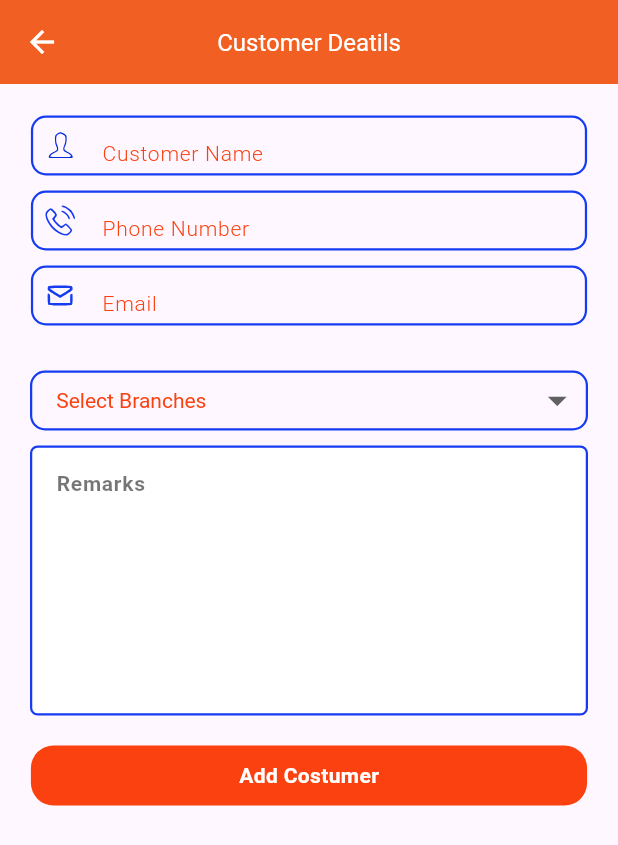
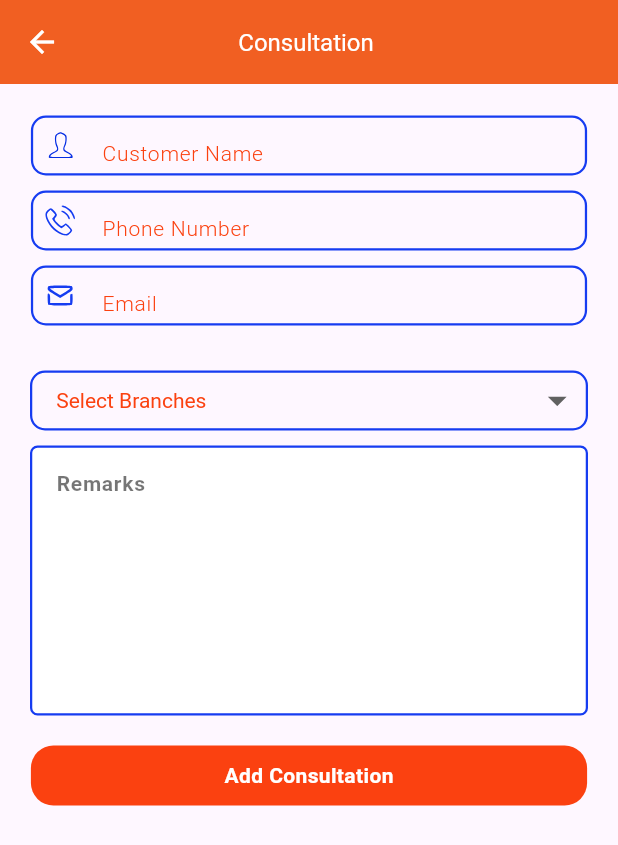
Before and after one commit to CalibrageInfoSystems/HairfixingzoneLatest, a Flutter app: the ConsulationCreationScreen screen opened directly with empty values, on a phone screen of 412 x 824 dp. Shown: the top 845 px of the screen. Run offline on Flutter 3.47's test engine with Material 3 defaults, Android fonts, the light colour scheme and no system bars; our stand-ins replace carousel_slider, connectivity, firebase_core, firebase_messaging, flutter_local_notifications, flutter_rating_bar and 4 more; missing offline and left inert: flutter_expanded_tile; accounts and stored records are empty; network calls fail; Roboto replaces fonts that are missing (Calibri); project files that could hold a hidden picture were left out.

Commit message:
UI changes

```diff
--- a/lib/MyProducts.dart
+++ b/lib/MyProducts.dart
@@ -463,6 +463,8 @@ class _FilterBottomSheetState extends State<FilterBottomSheet> {
                 mainAxisAlignment: MainAxisAlignment.start,
                 crossAxisAlignment: CrossAxisAlignment.start,
                 children: [
+
+
                   Padding(
                     padding: EdgeInsets.only(top: 10.0),
                     child: Row(
--- a/lib/consultation_creation_screen.dart
+++ b/lib/consultation_creation_screen.dart
@@ -468,7 +468,9 @@ class _ConsulationCreationScreenState extends State<ConsulationCreationScreen> {
                 child: SizedBox(
                   child: Center(
                     child: GestureDetector(
-                      onTap: () => {validatedata()},
+                      onTap: () => {
+                        validatedata()
+                      },
                       child: Container(
                         width: screenWidth * 0.9,
                         height: 40.0,
@@ -481,7 +483,7 @@ class _ConsulationCreationScreenState extends State<ConsulationCreationScreen> {
                         ),
                         child: const Center(
                           child: Text(
-                            'Add Costumer',
+                            'Add Consultation',
                             style: TextStyle(
                               fontFamily: 'Calibri',
                               fontSize: 14,
@@ -507,7 +509,7 @@ class _ConsulationCreationScreenState extends State<ConsulationCreationScreen> {
       elevation: 0,
       backgroundColor: const Color(0xFFf15f22),
       title: const Text(
-        'Customer Deatils',
+        'Consultation ',
         style: TextStyle(color: Colors.white, fontSize: 16.0),
       ),
       centerTitle: true,
@@ -545,11 +547,11 @@ class _ConsulationCreationScreenState extends State<ConsulationCreationScreen> {
       }
     }
 
-    if (isValid && email.text.isEmpty) {
-      CommonUtils.showCustomToastMessageLong('Please Enter Customer Email', context, 1, 4);
-      isValid = false;
-      hasValidationFailed = true;
-    }
+    // if (isValid && email.text.isEmpty) {
+    //   CommonUtils.showCustomToastMessageLong('Please Enter Customer Email', context, 1, 4);
+    //   isValid = false;
+    //   hasValidationFailed = true;
+    // }
     if (isValid && !validateEmailFormat(email.text)) {
       CommonUtils.showCustomToastMessageLong('Please Enter Customer Email', context, 1, 4);
       isValid = false;
@@ -557,6 +559,11 @@ class _ConsulationCreationScreenState extends State<ConsulationCreationScreen> {
     }
     if (isValid && selectedTypeCdId == -1) {
       CommonUtils.showCustomToastMessageLong('Please Select Branch', context, 1, 4);
+      isValid = false;
+      hasValidationFailed = true;
+    }
+    if (isValid && remarks.text.isEmpty) {
+      CommonUtils.showCustomToastMessageLong('Please Enter Customer Email', context, 1, 4);
       isValid = false;
       hasValidationFailed = true;
     }
--- a/pubspec.yaml
+++ b/pubspec.yaml
@@ -103,6 +103,7 @@ flutter:
     - assets/CUSTOMER_ICON.png
     - assets/AGENT.png
     - assets/gender.png
+    - assets/user.svg
 
 
 
```
Also changed, not shown: lib/Branches_screen.dart (+17 -16 lines), lib/HomeScreen.dart (+18 -1 lines), assets/user.svg (added).
